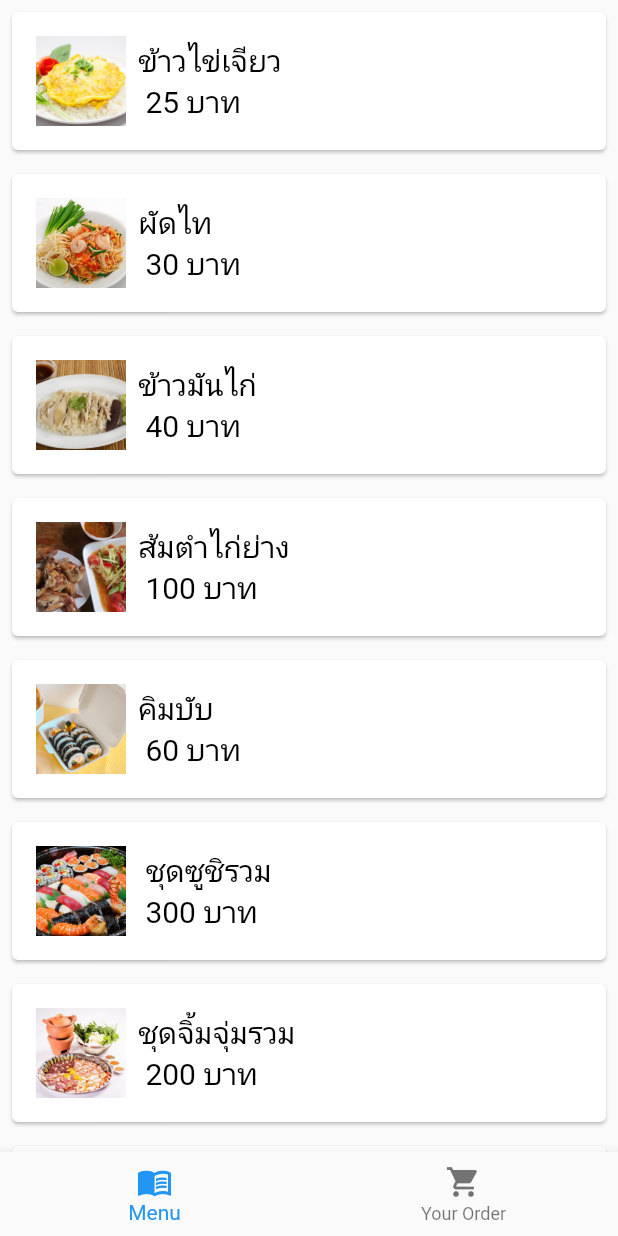
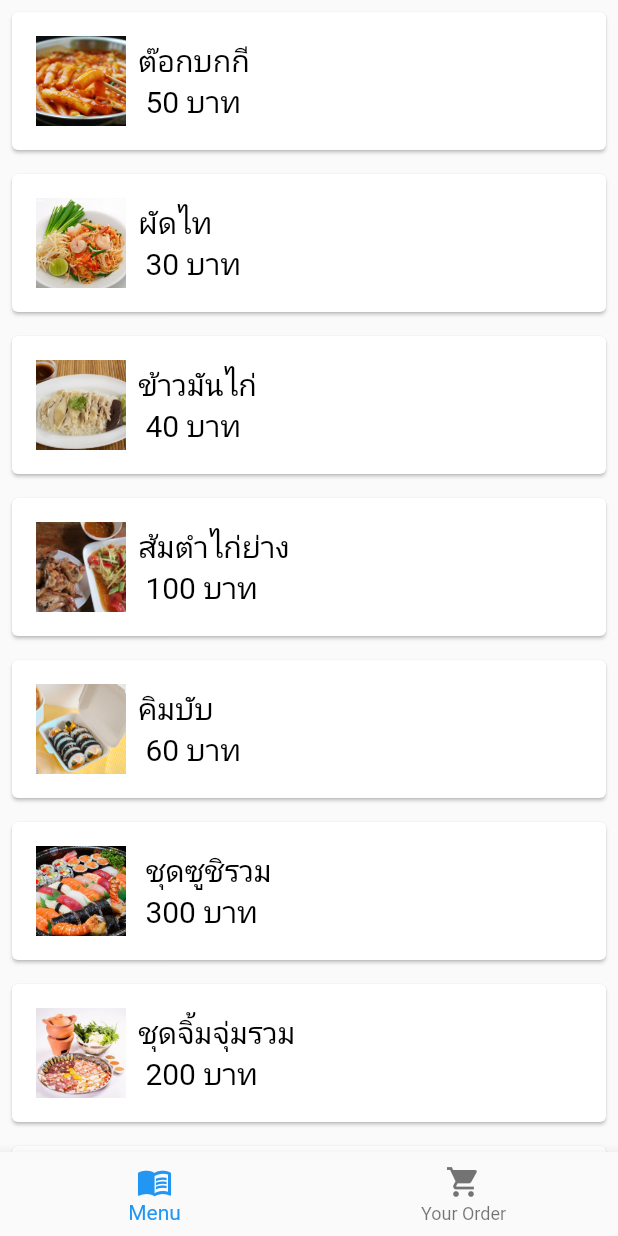
Before and after one commit to thisisaprea/flutter_food, a Flutter app: the foodpage screen opened by its route, on a phone screen of 412 x 824 dp. Run offline on Flutter 3.47's test engine with Material 2 defaults, Android fonts, the phone set to English and light mode, and no system bars; missing offline and left inert: dart:html.

Commit message:
HomeWork12

```diff
--- a/lib/pages/food/foodpage/foodlist_page.dart
+++ b/lib/pages/food/foodpage/foodlist_page.dart
@@ -13,9 +13,9 @@ class _FoodListPageState extends State<FoodListPage> {
   final List<FoodItem>items = [
     FoodItem(
       id: 1,
-      name: 'ข้าวไข่เจียว',
-      price: 25,
-      image: 'kao_kai_jeaw.jpg',
+      name: 'ต๊อกบกกี',
+      price: 50,
+      image: 'tokbokki.jpg',
     ),
     FoodItem(
       id: 2,
```
Also changed, not shown: lib/pages/food/foodpage/food_details.dart (+11 -2 lines), assets/images/tokbokki.jpg.
